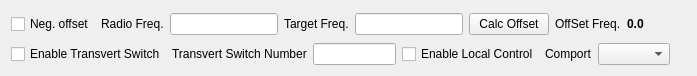
First picture: the form in mqt/MqtRigControl/transvertsetupform.ui, repository zsteva/backup-minos2, before the edit.
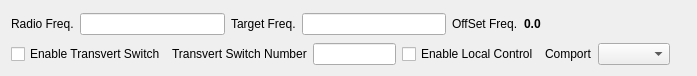
Second picture: the form after the edit.

Commit message: changes to calc transvert offset - remove negative checkbox and calc button.

```diff
--- a/mqt/MqtRigControl/transvertsetupform.ui
+++ b/mqt/MqtRigControl/transvertsetupform.ui
@@ -16,13 +16,6 @@
   <layout class="QVBoxLayout" name="verticalLayout">
    <item>
     <layout class="QHBoxLayout" name="horizontalLayout_13">
-     <item>
-      <widget class="QCheckBox" name="negCheckbox">
-       <property name="text">
-        <string>Neg. offset</string>
-       </property>
-      </widget>
-     </item>
      <item>
       <widget class="QLabel" name="label_3">
        <property name="text">
@@ -53,13 +46,6 @@
      <item>
       <widget class="QLineEdit" name="targetFreq"/>
      </item>
-     <item>
-      <widget class="QPushButton" name="calcOffsetPb">
-       <property name="text">
-        <string>Calc Offset</string>
-       </property>
-      </widget>
-     </item>
      <item>
       <widget class="QLabel" name="OffSetLbl">
        <property name="text">
```
The commit also changes 3 other files.
